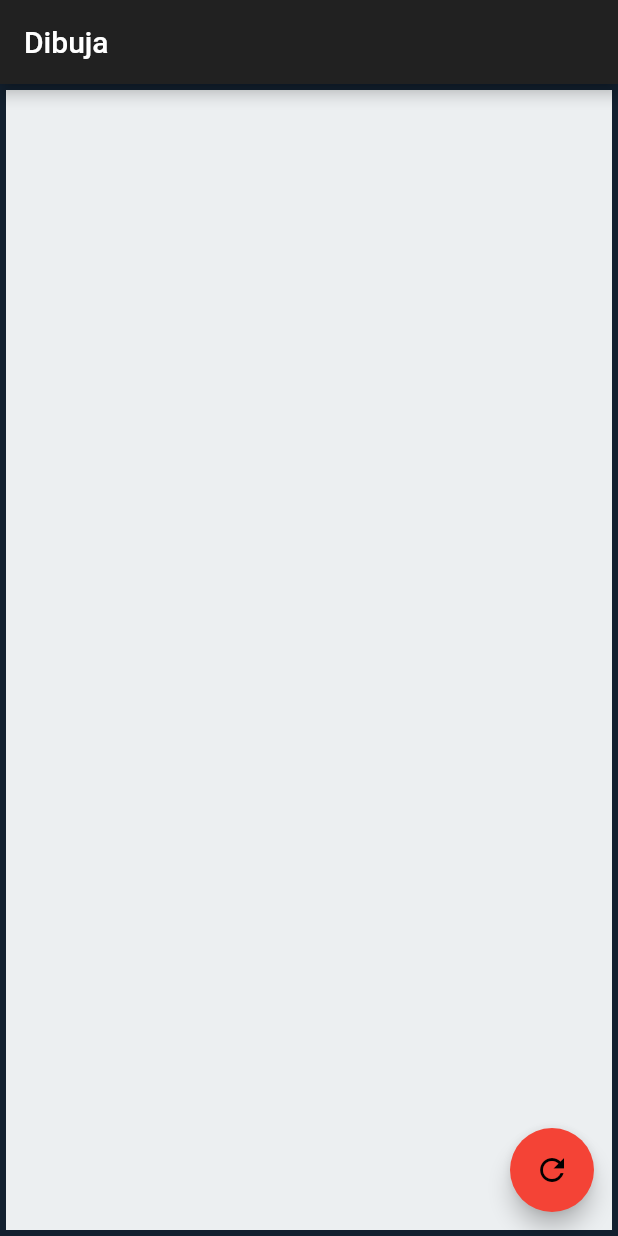
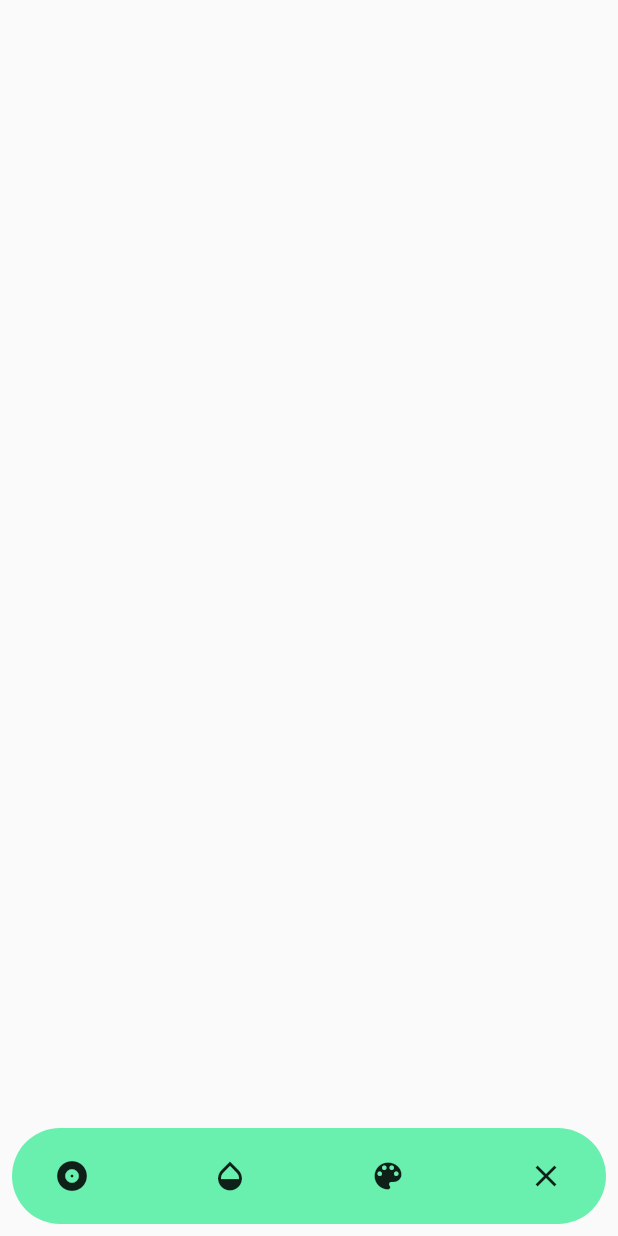
Before and after one commit to jonbondani/flutter-lienzo, a Flutter app: the screen it shows after launch, on a phone screen of 412 x 824 dp. Run offline on Flutter 3.47's test engine with Material 2 defaults, Android fonts, the phone set to English and light mode, and no system bars; our stand-ins replace flutter_colorpicker.

Commit message:
actualizado con más opciones

```diff
--- /dev/null
+++ b/lib/draw_screen.dart
@@ -0,0 +1,250 @@
+import 'dart:io';
+import 'dart:ui';
+
+import 'package:flutter/material.dart';
+import 'package:flutter_colorpicker/flutter_colorpicker.dart';
+
+class Draw extends StatefulWidget {
+  @override
+  _DrawState createState() => _DrawState();
+}
+
+class _DrawState extends State<Draw> {
+  Color selectedColor = Colors.black;
+  Color pickerColor = Colors.black;
+  double strokeWidth = 3.0;
+  List<DrawingPoints> points = List();
+  bool showBottomList = false;
+  double opacity = 1.0;
+  StrokeCap strokeCap = (Platform.isAndroid) ? StrokeCap.butt : StrokeCap.round;
+  SelectedMode selectedMode = SelectedMode.StrokeWidth;
+  List<Color> colors = [
+    Colors.red,
+    Colors.green,
+    Colors.blue,
+    Colors.amber,
+    Colors.black
+  ];
+  @override
+  Widget build(BuildContext context) {
+    return Scaffold(
+      bottomNavigationBar: Padding(
+        padding: const EdgeInsets.all(8.0),
+        child: Container(
+            padding: const EdgeInsets.only(left: 8.0, right: 8.0),
+            decoration: BoxDecoration(
+                borderRadius: BorderRadius.circular(50.0),
+                color: Colors.greenAccent),
+            child: Padding(
+              padding: const EdgeInsets.all(8.0),
+              child: Column(
+                mainAxisSize: MainAxisSize.min,
+                children: <Widget>[
+                  Row(
+                    mainAxisAlignment: MainAxisAlignment.spaceBetween,
+                    children: <Widget>[
+                      IconButton(
+                          icon: Icon(Icons.album),
+                          onPressed: () {
+                            setState(() {
+                              if (selectedMode == SelectedMode.StrokeWidth)
+                                showBottomList = !showBottomList;
+                              selectedMode = SelectedMode.StrokeWidth;
+                            });
+                          }),
+                      IconButton(
+                          icon: Icon(Icons.opacity),
+                          onPressed: () {
+                            setState(() {
+                              if (selectedMode == SelectedMode.Opacity)
+                                showBottomList = !showBottomList;
+                              selectedMode = SelectedMode.Opacity;
+                            });
+                          }),
+                      IconButton(
+                          icon: Icon(Icons.color_lens),
+                          onPressed: () {
+                            setState(() {
+                              if (selectedMode == SelectedMode.Color)
+                                showBottomList = !showBottomList;
+                              selectedMode = SelectedMode.Color;
+                            });
+                          }),
+                      IconButton(
+                          icon: Icon(Icons.clear),
+                          onPressed: () {
+                            setState(() {
+                              showBottomList = false;
+                              points.clear();
+                            });
+                          }),
+                    ],
+                  ),
+                  Visibility(
+                    child: (selectedMode == SelectedMode.Color)
+                        ? Row(
+                            mainAxisAlignment: MainAxisAlignment.spaceEvenly,
+                            children: getColorList(),
+                          )
+                        : Slider(
+                            value: (selectedMode == SelectedMode.StrokeWidth)
+                                ? strokeWidth
+                                : opacity,
+                            max: (selectedMode == SelectedMode.StrokeWidth)
+                                ? 50.0
+                                : 1.0,
+                            min: 0.0,
+                            onChanged: (val) {
+                              setState(() {
+                                if (selectedMode == SelectedMode.StrokeWidth)
+                                  strokeWidth = val;
+                                else
+                                  opacity = val;
+                              });
+                            }),
+                    visible: showBottomList,
+                  ),
+                ],
+              ),
+            )),
+      ),
+      body: GestureDetector(
+        onPanUpdate: (details) {
+          setState(() {
+            RenderBox renderBox = context.findRenderObject();
+            points.add(DrawingPoints(
+                points: renderBox.globalToLocal(details.globalPosition),
+                paint: Paint()
+                  ..strokeCap = strokeCap
+                  ..isAntiAlias = true
+                  ..color = selectedColor.withOpacity(opacity)
+                  ..strokeWidth = strokeWidth));
+          });
+        },
+        onPanStart: (details) {
+          setState(() {
+            RenderBox renderBox = context.findRenderObject();
+            points.add(DrawingPoints(
+                points: renderBox.globalToLocal(details.globalPosition),
+                paint: Paint()
+                  ..strokeCap = strokeCap
+                  ..isAntiAlias = true
+                  ..color = selectedColor.withOpacity(opacity)
+                  ..strokeWidth = strokeWidth));
+          });
+        },
+        onPanEnd: (details) {
+          setState(() {
+            points.add(null);
+          });
+        },
+        child: CustomPaint(
+          size: Size.infinite,
+          painter: DrawingPainter(
+            pointsList: points,
+          ),
+        ),
+      ),
+    );
+  }
+
+  getColorList() {
+    List<Widget> listWidget = List();
+    for (Color color in colors) {
+      listWidget.add(colorCircle(color));
+    }
+    Widget colorPicker = GestureDetector(
+      onTap: () {
+        showDialog(
+          context: context,
+          child: AlertDialog(
+            title: const Text('Pick a color!'),
+            content: SingleChildScrollView(
+              child: ColorPicker(
+                pickerColor: pickerColor,
+                onColorChanged: (color) {
+                  pickerColor = color;
+                },
+                pickerAreaHeightPercent: 0.8,
+              ),
+            ),
+            actions: <Widget>[
+              FlatButton(
+                child: const Text('Save'),
+                onPressed: () {
+                  setState(() => selectedColor = pickerColor);
+                  Navigator.of(context).pop();
+                },
+              ),
+            ],
+          ),
+        );
+      },
+      child: ClipOval(
+        child: Container(
+          padding: const EdgeInsets.only(bottom: 16.0),
+          height: 36,
+          width: 36,
+          decoration: BoxDecoration(
+              gradient: LinearGradient(
+            colors: [Colors.red, Colors.green, Colors.blue],
+            begin: Alignment.topLeft,
+            end: Alignment.bottomRight,
+          )),
+        ),
+      ),
+    );
+    listWidget.add(colorPicker);
+    return listWidget;
+  }
+
+  Widget colorCircle(Color color) {
+    return GestureDetector(
+      onTap: () {
+        setState(() {
+          selectedColor = color;
+        });
+      },
+      child: ClipOval(
+        child: Container(
+          padding: const EdgeInsets.only(bottom: 16.0),
+          height: 36,
+          width: 36,
+          color: color,
+        ),
+      ),
+    );
+  }
+}
+
+class DrawingPainter extends CustomPainter {
+  DrawingPainter({this.pointsList});
+  List<DrawingPoints> pointsList;
+  List<Offset> offsetPoints = List();
+  @override
+  void paint(Canvas canvas, Size size) {
+    for (int i = 0; i < pointsList.length - 1; i++) {
+      if (pointsList[i] != null && pointsList[i + 1] != null) {
+        canvas.drawLine(pointsList[i].points, pointsList[i + 1].points,
+            pointsList[i].paint);
+      } else if (pointsList[i] != null && pointsList[i + 1] == null) {
+        offsetPoints.clear();
+        offsetPoints.add(pointsList[i].points);
+        offsetPoints.add(Offset(
+            pointsList[i].points.dx + 0.1, pointsList[i].points.dy + 0.1));
+        canvas.drawPoints(PointMode.points, offsetPoints, pointsList[i].paint);
+      }
+    }
+  }
+
+  @override
+  bool shouldRepaint(DrawingPainter oldDelegate) => true;
+}
+
+class DrawingPoints {
+  Paint paint;
+  Offset points;
+  DrawingPoints({this.points, this.paint});
+}
+
+enum SelectedMode { StrokeWidth, Opacity, Color }
--- a/lib/main.dart
+++ b/lib/main.dart
@@ -1,90 +1,14 @@
+import 'package:painter/draw_screen.dart';
 import 'package:flutter/material.dart';
 
-final Color darkBlue = Color.fromARGB(255, 18, 32, 47);
-void main() => runApp(MyApp());
+void main() => runApp(DrawApp());
 
-class MyApp extends StatelessWidget {
-  // This widget is the root of your application.
+class DrawApp extends StatelessWidget {
   @override
   Widget build(BuildContext context) {
     return MaterialApp(
-      title: 'Dibuja',
-      theme: ThemeData.dark().copyWith(scaffoldBackgroundColor: darkBlue),
-      home: Lienzo(),
+      debugShowCheckedModeBanner: false,
+      home: Draw(),
     );
   }
 }
-
-class Lienzo extends StatefulWidget {
-  @override
-  _LienzoState createState() => _LienzoState();
-}
-
-class _LienzoState extends State<Lienzo> {
-  List<Offset> points = <Offset>[];
-
-  @override
-  Widget build (BuildContext context){
-    final Container lienzoArea = Container(
-      margin: EdgeInsets.all(4.0),
-      alignment: Alignment.topLeft,
-      color: Colors.blueGrey[50],
-      child: CustomPaint( painter: Dibuja(points)
-      ),
-    );
-
-    return Scaffold(
-      appBar: AppBar(
-        title: Text('Dibuja'),
-      ),
-      body: GestureDetector(
-        onPanUpdate: (DragUpdateDetails details){
-          setState((){
-            RenderBox box =context.findRenderObject();
-            Offset point = box.globalToLocal(details.globalPosition);
-            point = point.translate(0.0, -(AppBar().preferredSize.height));
-
-            points = List.from(points)..add(point);
-          });
-        },
-        onPanEnd: (DragEndDetails details){
-          points.add(null);
-        },
-        child: lienzoArea,
-      ),
-      floatingActionButton: FloatingActionButton(
-        tooltip: 'limpiar lienzo',
-        backgroundColor: Colors.red,
-        child: Icon(Icons.refresh),
-        onPressed:(){
-          setState(()=>points.clear());
-        },
-      ),
-     );
-  }
-}
-class Dibuja extends CustomPainter{
-  final List<Offset> points;
-  Dibuja(this.points);
-
-  @override
-  void paint(Canvas canvas, Size size) {
-    // Define a paint object
-    final paint = Paint()
-      ..strokeCap = StrokeCap.round
-      ..strokeWidth = 4.0
-      ..color = Colors.red[400];
-
-    for (int i=0; i< points.length -1 ; i++){
-      if (points[i] != null && points[i + 1] !=null){
-        canvas.drawLine(points[i], points[i + 1], paint);
-      }
-    }
-  }
-
-  @override
-  bool shouldRepaint(Dibuja oldDelegate) {
-   return oldDelegate.points != points;
-  }
-
-}
--- a/pubspec.yaml
+++ b/pubspec.yaml
@@ -27,6 +27,7 @@ dependencies:
 dev_dependencies:
   flutter_test:
     sdk: flutter
+  flutter_colorpicker: any
 
 
 # For information on the generic Dart part of this file, see the
```
Also changed, not shown: pubspec.lock, 3 other files.
